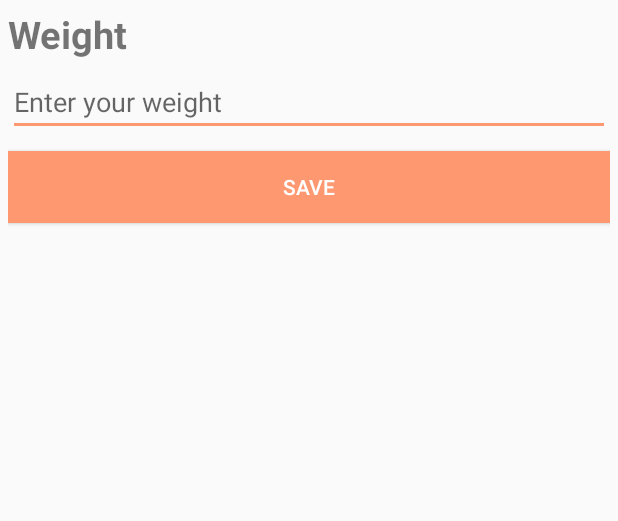
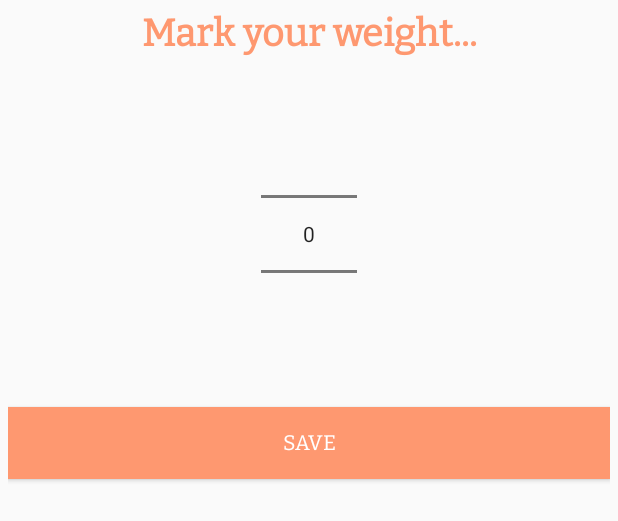
Before and after one commit to javferrod/CuellarFernandez, an Android app: the layout dialog_weight.xml on its own in the app's theme, with its tools: preview values and no code run, on a phone screen of 412 x 824 dp. Shown: the top 521 px of the screen. Run offline under Robolectric (Android 15) with nearby library versions, the phone set to English and light mode, and no system bars.

Commit message:
Asset folder and weight android

```diff
--- a/Implementation/android/TrackMe/app/src/main/java/com/trackme/julian/trackme/Recollector.java
+++ b/Implementation/android/TrackMe/app/src/main/java/com/trackme/julian/trackme/Recollector.java
@@ -7,6 +7,7 @@ import android.content.Context;
 import android.content.Intent;
 import android.content.SharedPreferences;
 import android.content.pm.PackageManager;
+import android.graphics.Color;
 import android.location.Address;
 import android.location.Geocoder;
 import android.location.Location;
@@ -25,6 +26,7 @@ import android.util.Log;
 import android.view.View;
 import android.widget.Button;
 import android.widget.EditText;
+import android.widget.NumberPicker;
 import android.widget.TextView;
 import android.widget.Toast;
 
@@ -340,21 +342,34 @@ public class Recollector extends AppCompatActivity {
             mAlertBuilder = new AlertDialog.Builder(Recollector.this);
             View mViewWeight = getLayoutInflater().inflate(R.layout.dialog_weight, null);
 
-            final EditText mWeight = mViewWeight.findViewById(R.id.textWeight);
+            NumberPicker np = mViewWeight.findViewById(R.id.numberPicker);
+
+            //Populate NumberPicker values from minimum and maximum value range
+            //Set the minimum value of NumberPicker
+            np.setMinValue(35);
+            //Specify the maximum value/number of NumberPicker
+            np.setMaxValue(110);
+
+            //Gets whether the selector wheel wraps when reaching the min/max value.
+            np.setWrapSelectorWheel(true);
+
+            //Set a value change listener for NumberPicker
+            /*np.setOnValueChangedListener(new NumberPicker.OnValueChangeListener() {
+                @Override
+                public void onValueChange(NumberPicker picker, int oldVal, int newVal){
+                    //Display the newly selected number from picker
+                    tv.setText("Selected weight: " + newVal);
+                }
+            });*/
+
             final Button mWeightButton = mViewWeight.findViewById(R.id.saveButton);
 
             mWeightButton.setOnClickListener(new View.OnClickListener() {
                 @Override
                 public void onClick(View view) {
-                    if(mWeight.getText().toString().isEmpty()) {
-                        Toast.makeText(Recollector.this, "Please fill any empty fields",
-                                Toast.LENGTH_SHORT).show();
-                    }
-                    else {
                         Toast.makeText(Recollector.this, "Successfully save",
                                 Toast.LENGTH_SHORT).show();
                         cancelDialog();
-                    }
                 }
             });
 
--- a/Implementation/android/TrackMe/app/src/main/res/layout/dialog_weight.xml
+++ b/Implementation/android/TrackMe/app/src/main/res/layout/dialog_weight.xml
@@ -7,37 +7,41 @@
     android:padding="5dp">
 
     <TextView
-        android:id="@+id/textView"
-        android:layout_gravity="center"
+        android:id="@+id/tv"
         android:layout_width="wrap_content"
         android:layout_height="wrap_content"
-        android:textSize="25sp"
+        android:layout_marginBottom="25dp"
+        android:fontFamily="@font/bitter"
+        android:text="@string/select_a_number"
+        android:textColor="@color/colorAccent"
+        android:textSize="25dp"
         android:textStyle="bold"
-        android:layout_marginTop="10dp"
-        android:text="@string/weight" />
-
-    <EditText
-        android:id="@+id/textWeight"
-        android:layout_width="match_parent"
-        android:layout_height="wrap_content"
-        android:ems="10"
-        android:layout_marginTop="5dp"
-        android:hint="@string/enter_your_weight"
-        android:inputType="text|number"
+        app:layout_constraintBottom_toTopOf="@+id/numberPicker"
         app:layout_constraintEnd_toEndOf="parent"
         app:layout_constraintStart_toStartOf="parent"
-        app:layout_constraintTop_toBottomOf="@+id/textView" />
+        app:layout_constraintTop_toBottomOf="@+id/textView"
+        app:layout_constraintVertical_chainStyle="spread_inside" />
+
+    <NumberPicker
+        android:id="@+id/numberPicker"
+        android:layout_width="wrap_content"
+        android:layout_height="wrap_content"
+        android:layout_marginTop="28dp"
+        app:layout_constraintEnd_toEndOf="parent"
+        app:layout_constraintStart_toStartOf="parent"
+        app:layout_constraintTop_toBottomOf="@+id/tv" />
 
     <Button
         android:id="@+id/saveButton"
         android:layout_width="0dp"
         android:layout_height="wrap_content"
-        android:layout_marginTop="10dp"
+        android:layout_marginTop="25dp"
         android:background="@color/colorAccent"
+        android:fontFamily="@font/bitter"
+        android:text="@string/save"
         android:textColor="@android:color/white"
-        android:text="@string/save"
         app:layout_constraintEnd_toEndOf="parent"
         app:layout_constraintStart_toStartOf="parent"
-        app:layout_constraintTop_toBottomOf="@+id/textWeight" />
+        app:layout_constraintTop_toBottomOf="@+id/numberPicker" />
 
 </android.support.constraint.ConstraintLayout>
--- a/Implementation/android/TrackMe/app/src/main/res/values/strings.xml
+++ b/Implementation/android/TrackMe/app/src/main/res/values/strings.xml
@@ -12,4 +12,5 @@
     <string name="save">Save</string>
     <string name="enter_your_weight">Enter your weight</string>
     <string name="weight">Weight</string>
+    <string name="select_a_number">Mark your weight...</string>
 </resources>
```
Also changed, not shown: 3 other files.
